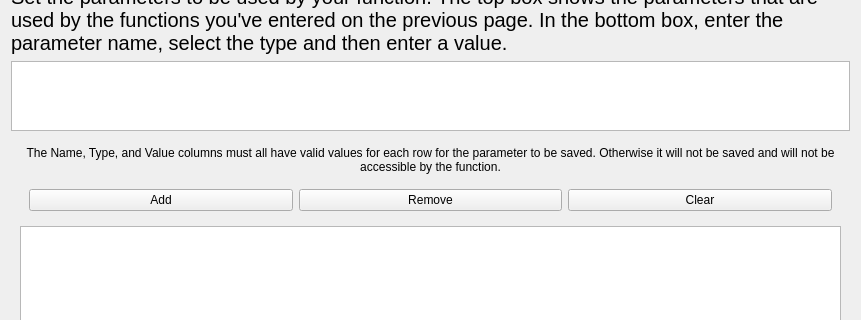
Old version of the form howdyCoder/ui/qtUiFiles/createDataSourceParametersPage.ui in the repository rmallow/howdyCoder; both pictures show x 0 to 861 and y 307 to 627 of the 861 by 884 pixel window.
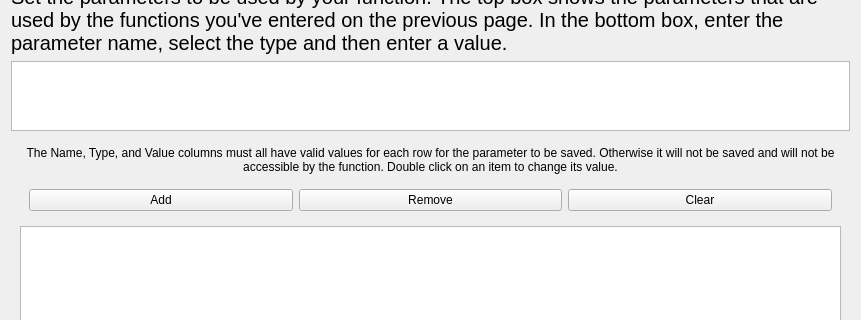
New version of the form. Custom widgets are drawn as their Qt base class.

Commit message: adding info on parameter page and resizing main window

Diff of the .ui file:
```diff
--- a/howdyCoder/ui/qtUiFiles/createDataSourceParametersPage.ui
+++ b/howdyCoder/ui/qtUiFiles/createDataSourceParametersPage.ui
@@ -260,7 +260,7 @@
          <item>
           <widget class="QLabel" name="label_2">
            <property name="text">
-            <string>The Name, Type, and Value columns must all have valid values for each row for the parameter to be saved. Otherwise it will not be saved and will not be accessible by the function.</string>
+            <string>The Name, Type, and Value columns must all have valid values for each row for the parameter to be saved. Otherwise it will not be saved and will not be accessible by the function. Double click on an item to change its value.</string>
            </property>
            <property name="alignment">
             <set>Qt::AlignCenter</set>
```
The commit also changes 5 other files.
